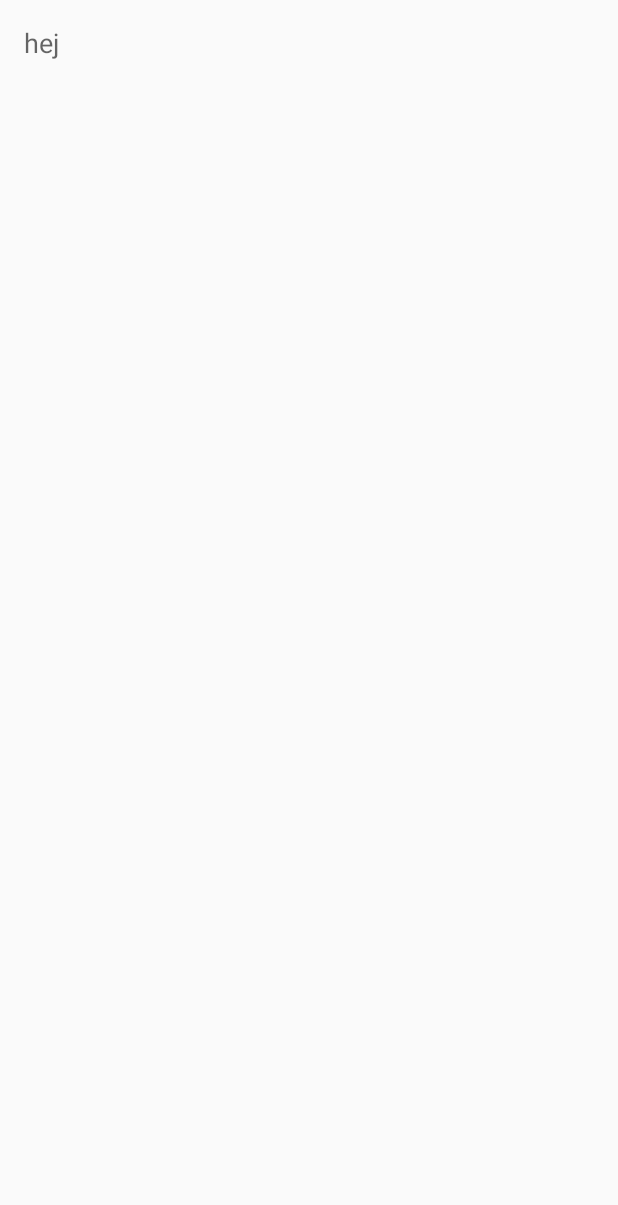
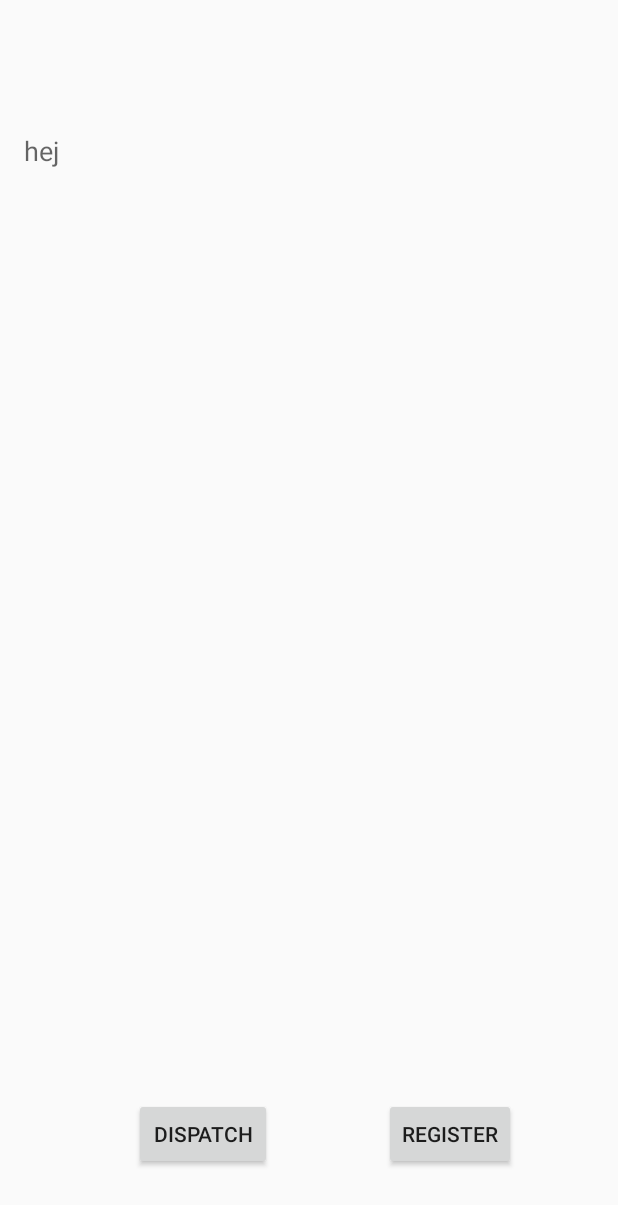
Before and after one commit to CSE-Hack-18/Digital-Coordinator, an Android app: the ScreenSlidePageFragment screen opened directly, with no data from a screen before it, on a phone screen of 412 x 824 dp. Before the commit the part shown is almost empty. Shown: the top 1205 px of the screen. Run offline under Robolectric (Android 15) with nearby library versions, the phone set to English and light mode, and no system bars.

Commit message:
More sp00ks in swiper

```diff
--- a/app/src/main/AndroidManifest.xml
+++ b/app/src/main/AndroidManifest.xml
@@ -19,6 +19,7 @@
         <activity android:name=".StartPage"></activity>
         <activity android:name=".AdmitSwipe"></activity>
         <activity android:name=".ScreenSlidePagerActivity"></activity>
+        <activity android:name=".ScreenSlidePagerActivity"></activity>
     </application>
 
 </manifest>
--- a/app/src/main/java/com/example/dico2/digitalcoordinator/ScreenSlidePageFragment.java
+++ b/app/src/main/java/com/example/dico2/digitalcoordinator/ScreenSlidePageFragment.java
@@ -1,10 +1,12 @@
 package com.example.dico2.digitalcoordinator;
 
+import android.content.Intent;
 import android.support.v4.app.Fragment;
 import android.os.Bundle;
 import android.view.LayoutInflater;
 import android.view.View;
 import android.view.ViewGroup;
+import android.widget.Button;
 
 public class ScreenSlidePageFragment extends Fragment {
 
@@ -14,6 +16,8 @@ public class ScreenSlidePageFragment extends Fragment {
         ViewGroup rootView = (ViewGroup) inflater.inflate(
                     R.layout.fragment_screen_slide_page, container, false);
 
+
         return rootView;
     }
+
 }
--- a/app/src/main/res/layout/fragment_screen_slide_page.xml
+++ b/app/src/main/res/layout/fragment_screen_slide_page.xml
@@ -1,12 +1,46 @@
-<ScrollView xmlns:android="http://schemas.android.com/apk/res/android"
+<android.support.constraint.ConstraintLayout xmlns:android="http://schemas.android.com/apk/res/android"
+    xmlns:app="http://schemas.android.com/apk/res-auto"
+    xmlns:tools="http://schemas.android.com/tools"
     android:id="@+id/content"
     android:layout_width="match_parent"
-    android:layout_height="match_parent" >
+    android:layout_height="match_parent">
 
-    <TextView style="?android:textAppearanceMedium"
+    <TextView
+        android:id="@+id/textView"
+        style="?android:textAppearanceMedium"
+        android:layout_width="0dp"
+        android:layout_height="wrap_content"
+        android:layout_marginTop="72dp"
+        android:lineSpacingMultiplier="1.2"
         android:padding="16dp"
-        android:lineSpacingMultiplier="1.2"
-        android:layout_width="match_parent"
+        android:text="hej"
+        app:layout_constraintEnd_toEndOf="parent"
+        app:layout_constraintHorizontal_bias="0.0"
+        app:layout_constraintStart_toStartOf="parent"
+        app:layout_constraintTop_toTopOf="parent" />
+
+    <Button
+        android:id="@+id/register"
+        android:layout_width="wrap_content"
         android:layout_height="wrap_content"
-        android:text="hej" />
-</ScrollView>
+        android:layout_marginBottom="44dp"
+        android:layout_marginEnd="68dp"
+        android:text="register"
+        app:layout_constraintBottom_toBottomOf="parent"
+        app:layout_constraintEnd_toEndOf="parent" />
+
+    <Button
+        android:id="@+id/dispatch"
+        android:layout_width="92dp"
+        android:layout_height="wrap_content"
+        android:layout_marginBottom="44dp"
+        android:layout_marginEnd="8dp"
+        android:layout_marginStart="60dp"
+        android:text="dispatch"
+        app:layout_constraintBottom_toBottomOf="parent"
+        app:layout_constraintEnd_toStartOf="@+id/register"
+        app:layout_constraintHorizontal_bias="0.308"
+        app:layout_constraintStart_toStartOf="parent" />
+
+
+</android.support.constraint.ConstraintLayout>
```
